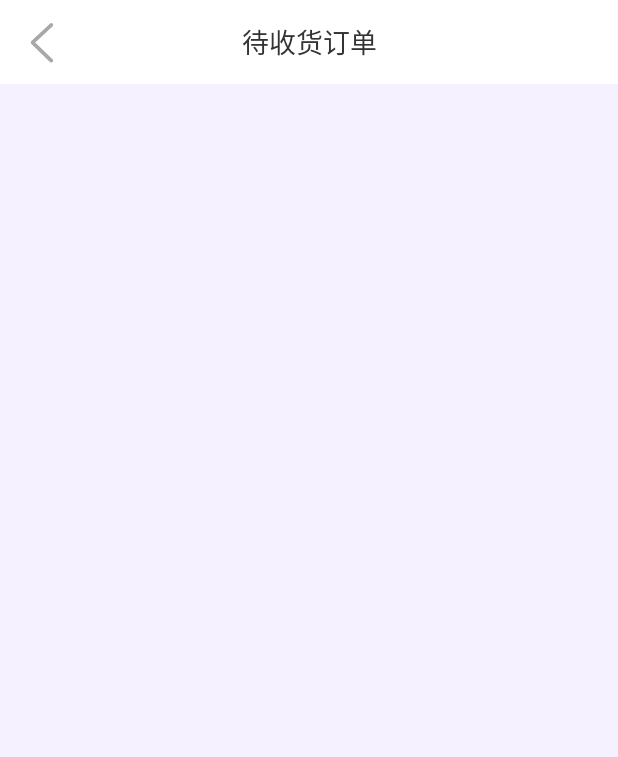
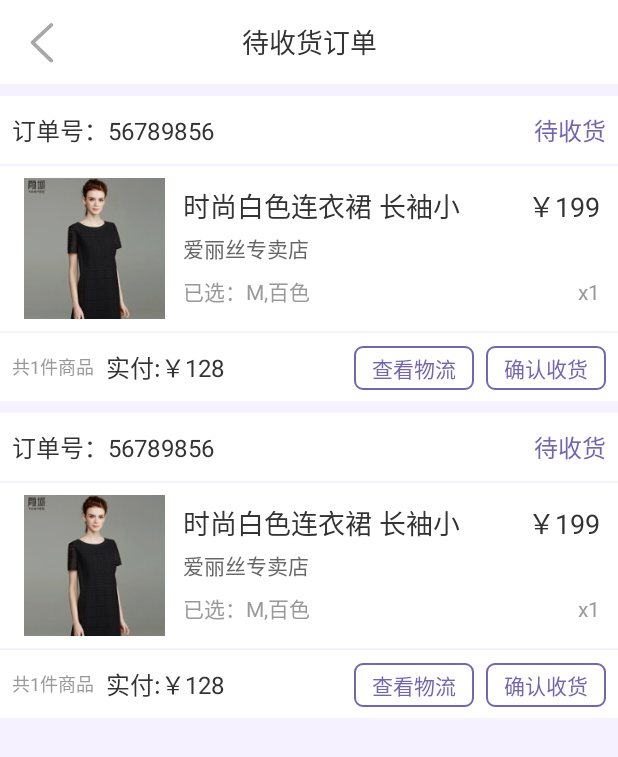
Before and after one commit to gorrywang/Yougo, an Android app: the fragment DshFragment placed in its activity, on a phone screen of 412 x 824 dp. Shown: the top 757 px of the screen. Run offline under Robolectric (Android 15) with nearby library versions, the phone set to English and light mode, and no system bars.

Commit message:
待收货完成

```diff
--- a/app/src/main/java/xyz/abug/www/yougo/fragment/DshFragment.java
+++ b/app/src/main/java/xyz/abug/www/yougo/fragment/DshFragment.java
@@ -6,6 +6,7 @@ import android.support.v4.app.Fragment;
 import android.view.LayoutInflater;
 import android.view.View;
 import android.view.ViewGroup;
+import android.widget.ImageView;
 
 import xyz.abug.www.yougo.R;
 
@@ -16,6 +17,7 @@ import xyz.abug.www.yougo.R;
 
 public class DshFragment extends Fragment {
     private View mView;
+    private ImageView mImgBack;
 
     @Nullable
     @Override
@@ -23,4 +25,23 @@ public class DshFragment extends Fragment {
         mView = inflater.inflate(R.layout.fragment_daishouhuo, container, false);
         return mView;
     }
+
+    @Override
+    public void onViewCreated(View view, @Nullable Bundle savedInstanceState) {
+        super.onViewCreated(view, savedInstanceState);
+        initView();
+    }
+
+    /**
+     * 绑定id
+     */
+    private void initView() {
+        mImgBack = mView.findViewById(R.id.frag_dsh_img_back);
+        mImgBack.setOnClickListener(new View.OnClickListener() {
+            @Override
+            public void onClick(View view) {
+                getActivity().finish();
+            }
+        });
+    }
 }
--- a/app/src/main/res/layout/fragment_daishouhuo.xml
+++ b/app/src/main/res/layout/fragment_daishouhuo.xml
@@ -14,7 +14,7 @@
 
 
         <ImageView
-            android:id="@+id/frag_sh_img_back"
+            android:id="@+id/frag_dsh_img_back"
             android:layout_width="40dp"
             android:layout_height="40dp"
             android:layout_alignParentLeft="true"
@@ -31,6 +31,19 @@
 
     </RelativeLayout>
 
+    <View
+        android:layout_width="0dp"
+        android:layout_height="8dp" />
+
+    <include layout="@layout/item_dsh" />
+
+    <View
+        android:layout_width="0dp"
+        android:layout_height="8dp" />
+
+    <include layout="@layout/item_dsh" />
+
+
 
 
 </LinearLayout>
--- /dev/null
+++ b/app/src/main/res/layout/item_dsh.xml
@@ -0,0 +1,183 @@
+<?xml version="1.0" encoding="utf-8"?>
+<LinearLayout xmlns:android="http://schemas.android.com/apk/res/android"
+    android:layout_width="match_parent"
+    android:layout_height="wrap_content"
+    android:background="#ffffff"
+    android:orientation="vertical">
+
+    <LinearLayout
+        android:layout_width="match_parent"
+        android:layout_height="45dp"
+        android:layout_marginLeft="8dp"
+        android:layout_marginRight="8dp"
+        android:orientation="horizontal">
+
+        <TextView
+            android:layout_width="0dp"
+            android:layout_height="match_parent"
+            android:layout_weight="1"
+            android:gravity="center_vertical"
+            android:text="订单号：56789856"
+            android:textColor="@color/important_title"
+            android:textSize="16dp" />
+
+        <TextView
+            android:layout_width="wrap_content"
+            android:layout_height="wrap_content"
+            android:text="待收货"
+            android:textColor="@color/main"
+            android:textSize="16dp" />
+    </LinearLayout>
+
+    <View
+        android:layout_width="match_parent"
+        android:layout_height="1dp"
+        android:background="#f5f1ff" />
+
+    <LinearLayout
+        android:layout_width="match_parent"
+        android:layout_height="110dp"
+        android:gravity="center_vertical"
+        android:orientation="horizontal"
+        android:paddingBottom="8dp"
+        android:paddingLeft="8dp"
+        android:paddingRight="8dp"
+        android:paddingTop="8dp">
+
+        <LinearLayout
+            android:layout_width="wrap_content"
+            android:layout_height="wrap_content"
+            android:orientation="horizontal">
+
+            <ImageView
+                android:layout_width="match_parent"
+                android:layout_height="wrap_content"
+                android:src="@drawable/nvzhuang" />
+        </LinearLayout>
+
+        <LinearLayout
+            android:layout_width="0dp"
+            android:layout_height="match_parent"
+            android:layout_weight="1"
+            android:orientation="vertical"
+            android:padding="4dp">
+
+            <LinearLayout
+                android:layout_width="match_parent"
+                android:layout_height="0dp"
+                android:layout_weight="1"
+                android:orientation="horizontal">
+
+                <TextView
+                    android:layout_width="0dp"
+                    android:layout_height="match_parent"
+                    android:layout_weight="1"
+                    android:gravity="center_vertical"
+                    android:singleLine="true"
+                    android:text="时尚白色连衣裙 长袖小"
+                    android:textColor="@color/important_title"
+                    android:textSize="18dp" />
+
+                <TextView
+                    android:id="@+id/textView"
+                    android:layout_width="wrap_content"
+                    android:layout_height="match_parent"
+                    android:gravity="center_vertical"
+                    android:singleLine="true"
+                    android:text="￥199"
+                    android:textColor="@color/important_title"
+                    android:textSize="18dp" />
+            </LinearLayout>
+
+            <TextView
+                android:layout_width="wrap_content"
+                android:layout_height="0dp"
+                android:layout_weight="1"
+                android:gravity="center_vertical"
+                android:singleLine="true"
+                android:text="爱丽丝专卖店"
+                android:textColor="@color/sec_title"
+                android:textSize="14dp" />
+
+
+            <LinearLayout
+                android:layout_width="match_parent"
+                android:layout_height="0dp"
+                android:layout_weight="1"
+                android:orientation="horizontal">
+
+
+                <TextView
+                    android:layout_width="0dp"
+                    android:layout_height="match_parent"
+                    android:layout_weight="1"
+                    android:gravity="center_vertical"
+                    android:singleLine="true"
+                    android:text="已选：M,百色"
+                    android:textColor="@color/tip_font"
+                    android:textSize="14dp" />
+
+                <TextView
+                    android:layout_width="wrap_content"
+                    android:layout_height="match_parent"
+                    android:gravity="center_vertical"
+                    android:singleLine="true"
+                    android:text="x1"
+                    android:textColor="@color/tip_font"
+                    android:textSize="14dp" />
+            </LinearLayout>
+
+        </LinearLayout>
+
+    </LinearLayout>
+    <View
+        android:layout_width="match_parent"
+        android:layout_height="1dp"
+        android:background="#f5f1ff" />
+    <LinearLayout
+        android:layout_width="match_parent"
+        android:layout_height="45dp"
+        android:layout_marginLeft="8dp"
+        android:layout_marginRight="8dp"
+        android:orientation="horizontal">
+
+        <TextView
+            android:layout_width="wrap_content"
+            android:layout_height="match_parent"
+            android:gravity="center_vertical"
+            android:text="共1件商品"
+            android:textColor="@color/tip_font"
+            android:textSize="12dp" />
+        <TextView
+            android:layout_marginLeft="8dp"
+            android:layout_width="0dp"
+            android:layout_height="match_parent"
+            android:layout_weight="1"
+            android:gravity="center_vertical"
+            android:text="实付:￥128"
+            android:textColor="@color/important_title"
+            android:textSize="16dp" />
+
+        <Button
+            android:layout_width="80dp"
+            android:layout_height="wrap_content"
+            android:layout_marginBottom="16dp"
+            android:background="@drawable/yuan"
+            android:gravity="center"
+            android:text="查看物流"
+            android:textColor="@color/main"
+            android:textSize="14sp" />
+
+        <Button
+            android:layout_marginLeft="8dp"
+            android:layout_width="80dp"
+            android:layout_height="wrap_content"
+            android:layout_marginBottom="16dp"
+            android:background="@drawable/yuan"
+            android:gravity="center"
+            android:text="确认收货"
+            android:textColor="@color/main"
+            android:textSize="14sp" />
+    </LinearLayout>
+
+</LinearLayout>
```
